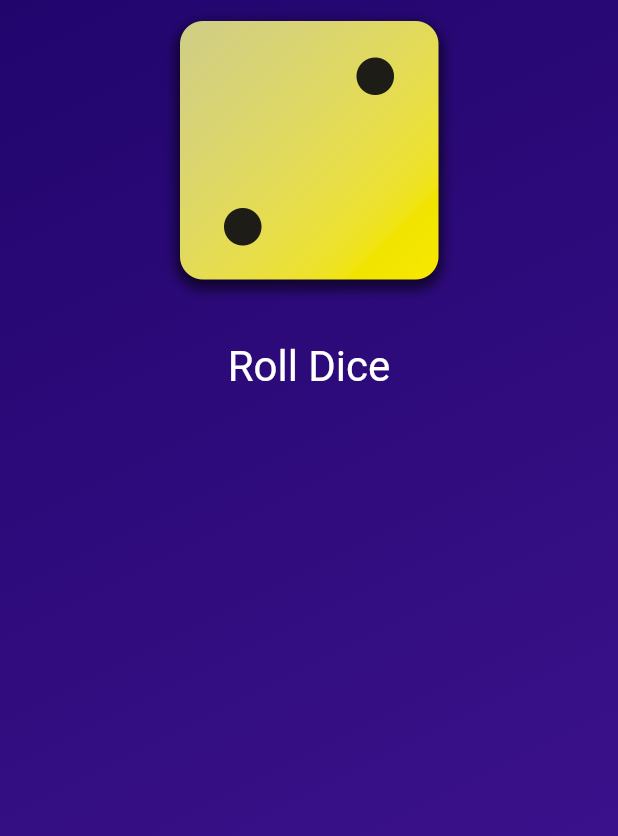
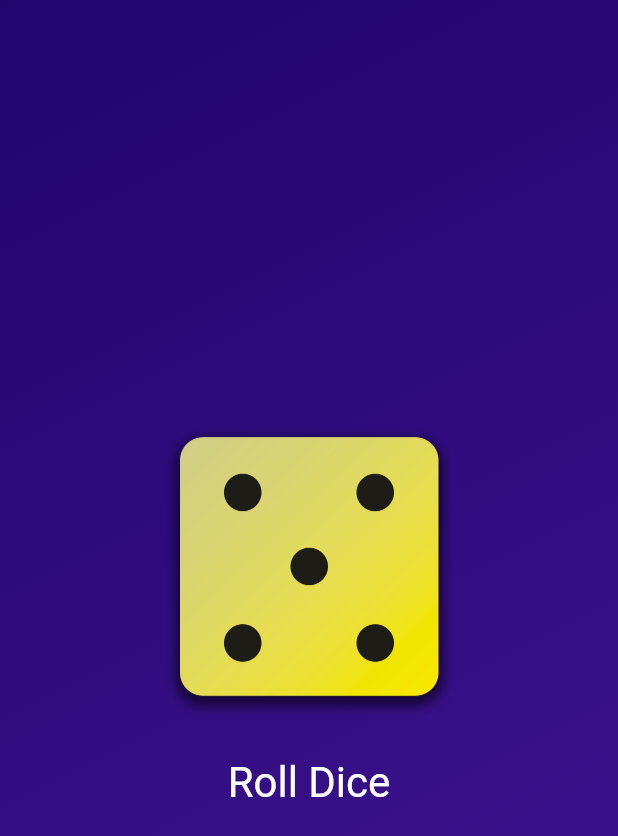
Before and after one commit to nawhgnues/Flutter, a Flutter app: the screen it shows after launch, after a tap on "Roll Dice", on a phone screen of 412 x 824 dp. Shown: the top 836 px of the screen. Run offline on Flutter 3.47's test engine with Material 2 defaults, Android fonts, the phone set to English and light mode, and no system bars.

Commit message:
~50 Module Summary - Section2 끝

```diff
--- /dev/null
+++ b/roll_dice_app/lib/dice_roller.dart
@@ -0,0 +1,51 @@
+import 'dart:math';
+
+import 'package:flutter/material.dart';
+
+final randomizer = Random();
+
+class DiceRoller extends StatefulWidget {
+  const DiceRoller({super.key});
+
+  @override
+  State<DiceRoller> createState() {
+    return _DiceRollerState();
+  }
+}
+
+class _DiceRollerState extends State<DiceRoller> {
+  var currentDiceRoll = 2;
+
+  void rollDice() {
+    setState(() {
+      currentDiceRoll = randomizer.nextInt(6) + 1;
+    });
+  }
+
+  @override
+  Widget build(BuildContext context) {
+    return Column(
+      mainAxisSize: MainAxisSize.min,
+      children: [
+        Image.asset(
+          'assets/images/dice-$currentDiceRoll.png',
+          width: 200,
+        ),
+        const SizedBox(
+          height: 20,
+        ),
+        TextButton(
+          onPressed: rollDice,
+          style: TextButton.styleFrom(
+            // padding: const EdgeInsets.only(
+            //   top: 20,
+            // ),
+            foregroundColor: Colors.white,
+            textStyle: const TextStyle(fontSize: 28),
+          ),
+          child: const Text('Roll Dice'),
+        )
+      ],
+    );
+  }
+}
--- a/roll_dice_app/lib/gradient_container.dart
+++ b/roll_dice_app/lib/gradient_container.dart
@@ -1,4 +1,5 @@
 import 'package:flutter/material.dart';
+import 'package:roll_dice_app/dice_roller.dart';
 
 const startAlignment = Alignment.topLeft;
 const endAlignment = Alignment.bottomRight;
@@ -15,12 +16,6 @@ class GradientContainer extends StatelessWidget {
   final Color color1;
   final Color color2;
 
-  var activeDiceImage = 'assets/images/dice-2.png';
-
-  void rollDice() {
-    activeDiceImage = 'assets/images/dice-4.png';
-  }
-
   @override
   Widget build(context) {
     return Container(
@@ -28,30 +23,9 @@ class GradientContainer extends StatelessWidget {
         gradient: LinearGradient(
             colors: [color1, color2], begin: startAlignment, end: endAlignment),
       ),
-      child: Center(
-          child: Column(
-        mainAxisSize: MainAxisSize.max,
-        children: [
-          Image.asset(
-            activeDiceImage,
-            width: 200,
-          ),
-          const SizedBox(
-            height: 20,
-          ),
-          TextButton(
-            onPressed: rollDice,
-            style: TextButton.styleFrom(
-              // padding: const EdgeInsets.only(
-              //   top: 20,
-              // ),
-              foregroundColor: Colors.white,
-              textStyle: const TextStyle(fontSize: 28),
-            ),
-            child: const Text('Roll Dice'),
-          )
-        ],
-      )),
+      child: const Center(
+        child: DiceRoller(),
+      ),
     );
   }
 }
```
Also changed, not shown: 10 other files.
